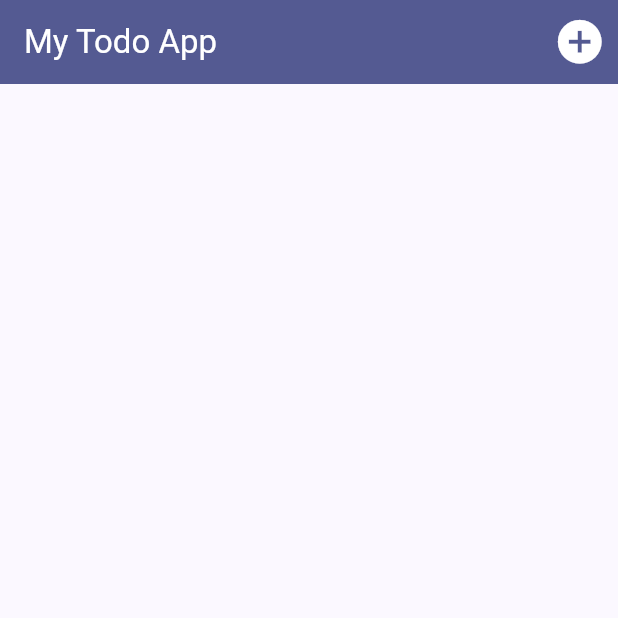
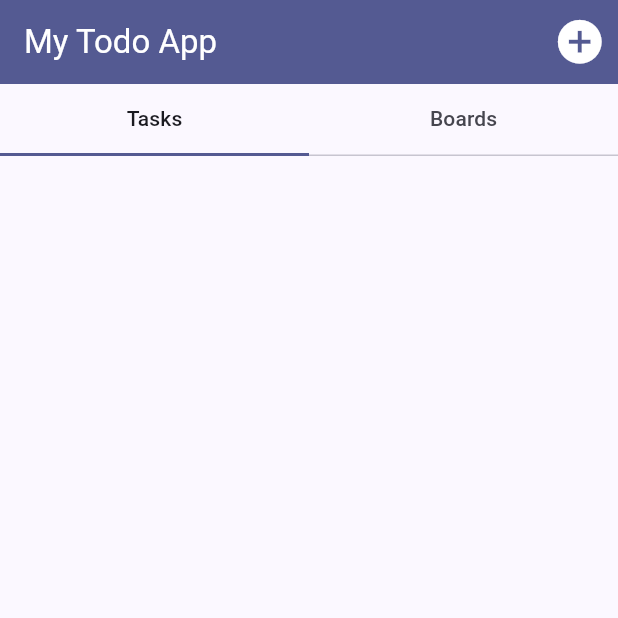
Before and after one commit to vnfma0218/todo_category, a Flutter app: the screen it shows after launch, on a phone screen of 412 x 824 dp, the top half of it. Run offline on Flutter 3.47's test engine with Material 2 defaults, Android fonts, the phone set to English and light mode, and no system bars.

Commit message:
feat: 메인 화면에 탭생성

```diff
--- a/lib/main.dart
+++ b/lib/main.dart
@@ -1,5 +1,5 @@
 import 'package:flutter/material.dart';
-import 'package:todo_app/screens/todo_list.dart';
+import 'package:todo_app/screens/home_screen.dart';
 
 void main() {
   runApp(const MyApp());
@@ -18,7 +18,7 @@ class MyApp extends StatelessWidget {
             seedColor: const Color.fromARGB(255, 12, 19, 79)),
         useMaterial3: true,
       ),
-      home: const TodoList(),
+      home: const HomeScreen(),
     );
   }
 }
--- a/lib/screens/todo_list.dart
+++ b/lib/screens/home_screen.dart
@@ -1,17 +1,30 @@
 import 'package:flutter/material.dart';
 import 'package:todo_app/models/Todo.dart';
+import 'package:todo_app/screens/todo_list_screen.dart';
 import 'package:todo_app/widgets/new_todo.dart';
-import 'package:todo_app/widgets/todo_item.dart';
 
-class TodoList extends StatefulWidget {
-  const TodoList({super.key});
+class HomeScreen extends StatefulWidget {
+  const HomeScreen({super.key});
 
   @override
-  State<TodoList> createState() => _TodoListState();
+  State<HomeScreen> createState() => _HomeScreenState();
 }
 
-class _TodoListState extends State<TodoList> {
+class _HomeScreenState extends State<HomeScreen> with TickerProviderStateMixin {
   final List<Todo> _todoList = [];
+  late final TabController _tabController;
+
+  @override
+  void initState() {
+    super.initState();
+    _tabController = TabController(length: 2, vsync: this);
+  }
+
+  @override
+  void dispose() {
+    _tabController.dispose();
+    super.dispose();
+  }
 
   void _submitTodo(String text, Category category) {
     if (text.isEmpty) {
@@ -101,19 +114,29 @@ class _TodoListState extends State<TodoList> {
           ],
           backgroundColor: Theme.of(context).primaryColor,
         ),
-        body: Container(
-            padding: const EdgeInsets.symmetric(
-              horizontal: 16,
-              vertical: 24,
+        body: Column(
+          children: [
+            TabBar.secondary(
+              controller: _tabController,
+              tabs: const <Widget>[
+                Tab(text: 'Tasks'),
+                Tab(text: 'Boards'),
+              ],
             ),
-            child: ListView.builder(
-                itemCount: _todoList.length,
-                itemBuilder: (BuildContext ctx, int index) {
-                  return TodoItem(
-                    text: _todoList[index].text,
-                    category: _todoList[index].category,
-                  );
-                })),
+            Expanded(
+              child: TabBarView(
+                controller: _tabController,
+                children: <Widget>[
+                  TodoListScreen(todoList: _todoList),
+                  const Card(
+                    margin: EdgeInsets.all(16.0),
+                    child: Center(child: Text(' Specifications tab')),
+                  ),
+                ],
+              ),
+            ),
+          ],
+        ),
       ),
     );
   }
--- /dev/null
+++ b/lib/screens/todo_list_screen.dart
@@ -0,0 +1,25 @@
+import 'package:flutter/material.dart';
+import 'package:todo_app/models/Todo.dart';
+import 'package:todo_app/widgets/todo_item.dart';
+
+class TodoListScreen extends StatelessWidget {
+  const TodoListScreen({super.key, required this.todoList});
+  final List<Todo> todoList;
+
+  @override
+  Widget build(BuildContext context) {
+    return Container(
+        padding: const EdgeInsets.symmetric(
+          horizontal: 16,
+          vertical: 24,
+        ),
+        child: ListView.builder(
+            itemCount: todoList.length,
+            itemBuilder: (BuildContext ctx, int index) {
+              return TodoItem(
+                text: todoList[index].text,
+                category: todoList[index].category,
+              );
+            }));
+  }
+}
```
